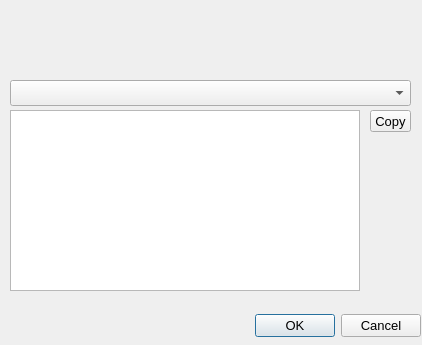
Before: the Qt Designer form resources/ui/tools_dialog.ui in namuan/http-rider, drawn with Qt 5.
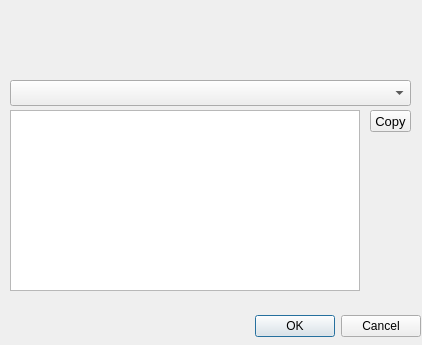
After: the same form once the commit is applied.

Commit message: Set stylesheet to enable Ok button

What changed in the file:
```diff
--- a/resources/ui/tools_dialog.ui
+++ b/resources/ui/tools_dialog.ui
@@ -27,6 +27,9 @@
      <height>32</height>
     </rect>
    </property>
+   <property name="styleSheet">
+    <string notr="true">color: rgb(0, 0, 0);</string>
+   </property>
    <property name="orientation">
     <enum>Qt::Horizontal</enum>
    </property>
```
The commit also changes 3 other files.
